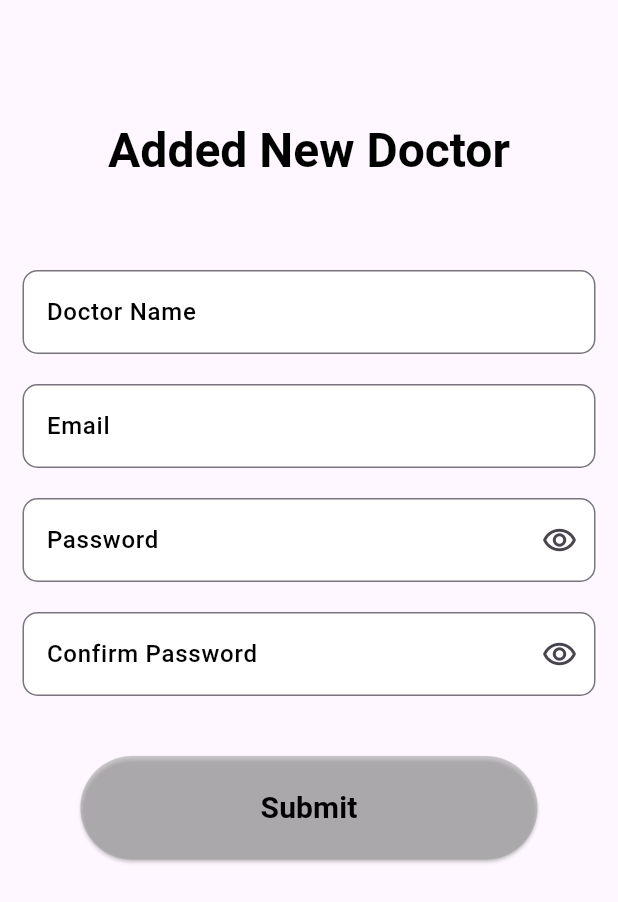
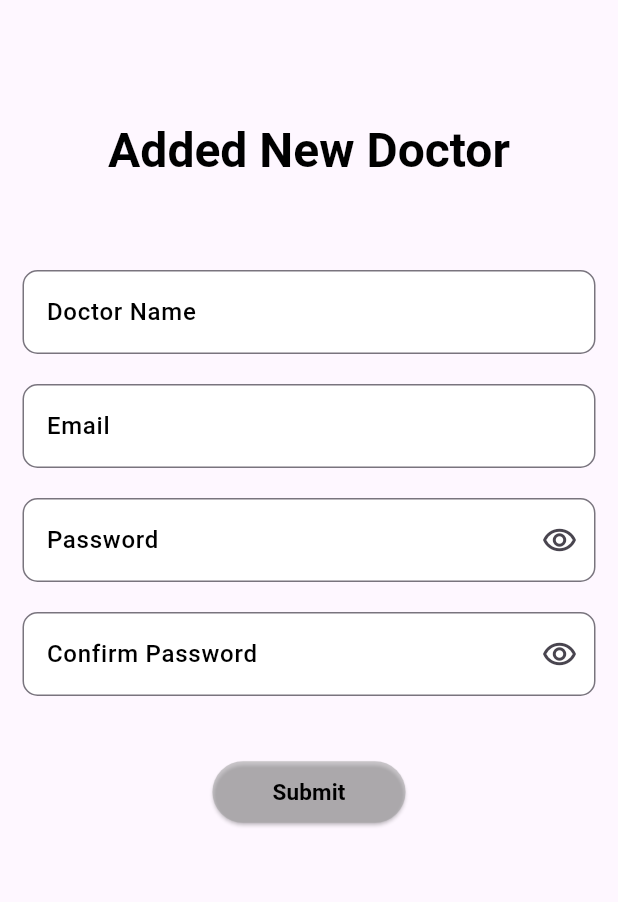
Before and after one commit to JakariaKhan-CSE/JUST-Medical-Center-Automation, a Flutter app: the AddDoctorPage screen opened directly, on a phone screen of 412 x 824 dp. Shown: the top 902 px of the screen. Run offline on Flutter 3.47's test engine with Material 3 defaults, Android fonts, the phone set to English and light mode, and no system bars; our stand-ins replace firebase_auth, firebase_core, get; accounts and stored records are empty.

Commit message:
super admin responsive design complete.

```diff
--- a/lib/responsive.dart
+++ b/lib/responsive.dart
@@ -7,17 +7,17 @@ class Responsive extends StatelessWidget {
   const Responsive({super.key, required this.mobile, required this.desktop});
 
   static bool isMobile(BuildContext context)=>
-      MediaQuery.of(context).size.width<=950;
+      MediaQuery.of(context).size.width<=1040;
 
 
 
   static bool isDesktop(BuildContext context)=>
-      MediaQuery.of(context).size.width>950;
+      MediaQuery.of(context).size.width>1040;
 
   @override
   Widget build(BuildContext context) {
     final Size size = MediaQuery.of(context).size;
-    if(size.width>=951) {
+    if(size.width>=1040) {
       return desktop;
     }
     else{
--- a/lib/widget/common/customButton.dart
+++ b/lib/widget/common/customButton.dart
@@ -1,4 +1,6 @@
 import 'package:flutter/material.dart';
+
+import '../../responsive.dart';
 class CustomButton extends StatelessWidget {
   final Function() pressed;
   final String btnName;
@@ -15,9 +17,11 @@ class CustomButton extends StatelessWidget {
         style: ElevatedButton.styleFrom(
             backgroundColor: Colors.grey.withOpacity(0.5),
             foregroundColor: Colors.black,
-            padding: EdgeInsets.symmetric(horizontal: 120, vertical: 20)
+            padding: Responsive.isDesktop(context) ? EdgeInsets.symmetric(horizontal: 120, vertical: 20):
+            EdgeInsets.symmetric(horizontal: 40, vertical: 10)
         ),
         onPressed: pressed,
-        child: Text(btnName,style: TextStyle(fontSize: 20, fontWeight: FontWeight.w700),));
+        child: Text(btnName,style: Responsive.isDesktop(context) ? TextStyle(fontSize: 20, fontWeight: FontWeight.w700):
+        TextStyle(fontSize: 15, fontWeight: FontWeight.w600),));
   }
 }
```
Also changed, not shown: lib/widget/admin/component/showAllDoctorwithUpdateDelte.dart (+11 -4 lines), lib/widget/admin/component/showAllPharmacistUpdateDelete.dart (+11 -4 lines).
